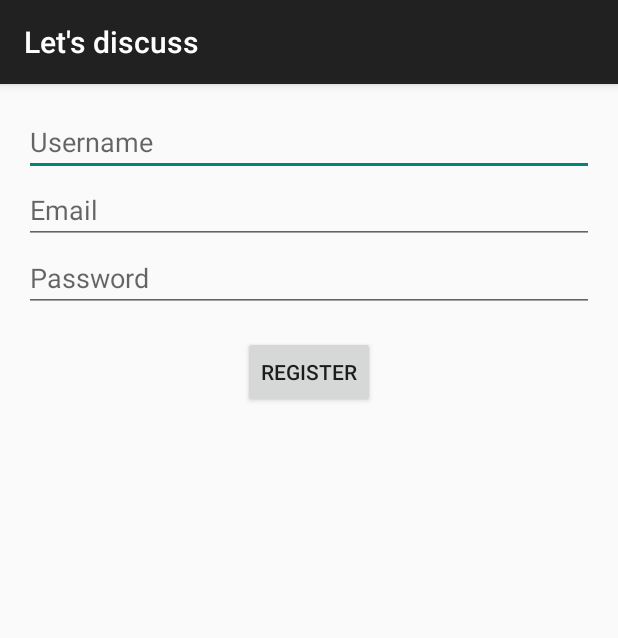
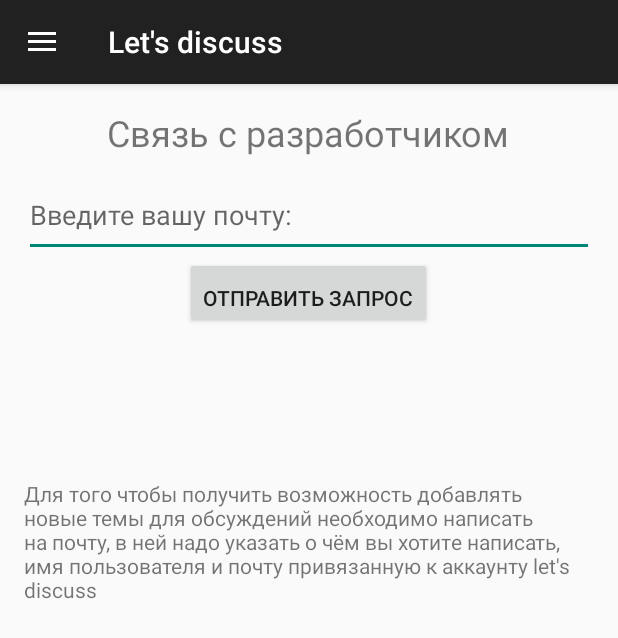
Before and after one commit to FemixGH/CoursePaper, an Android app: the screen it shows after launch (MainActivity), in the side drawer, after a tap on "Связаться с разработчиком", on a phone screen of 412 x 824 dp. Shown: the top 638 px of the screen. Run offline under Robolectric (Android 15) with nearby library versions, the phone set to English and light mode, and no system bars; our stand-ins replace Firebase (no records; nobody signed in at launch, a user with empty details on screens opened directly).

Commit message:
Создан фрагмент для связи с разработчиком

```diff
--- /dev/null
+++ b/app/src/main/java/com/example/coursepaper/ContactFragment.java
@@ -0,0 +1,57 @@
+package com.example.coursepaper;
+
+import android.content.Intent;
+import android.net.Uri;
+import android.os.Bundle;
+import android.view.LayoutInflater;
+import android.view.View;
+import android.view.ViewGroup;
+
+import androidx.appcompat.app.AppCompatActivity;
+import androidx.fragment.app.Fragment;
+
+import com.example.coursepaper.databinding.ContactFragmentBinding;
+
+
+public class ContactFragment extends Fragment {
+
+    private ContactFragmentBinding binding;
+    @Override
+    public View onCreateView(LayoutInflater inflater, ViewGroup container,
+                             Bundle savedInstanceState) {
+        // Inflate the layout for this fragment
+        binding = ContactFragmentBinding.inflate(inflater, container, false);
+        View view = binding.getRoot();
+
+        // Set onClickListener for the send button
+        binding.sendButton.setOnClickListener(v -> {
+            // Get the email input by the user
+            String email = binding.emailInput.getText().toString();
+
+            // Check if the email is not empty
+            if (!email.isEmpty()) {
+                // Create the intent with the email address
+                Intent emailIntent = new Intent(Intent.ACTION_SENDTO, Uri.fromParts(
+                        "mailto", "feddim001@gmail.com", null));
+                // Add the user's email as the subject
+                emailIntent.putExtra(Intent.EXTRA_SUBJECT, "From: " + email);
+
+                // Start the email intent
+                startActivity(emailIntent);
+            }
+        });
+
+        return view;
+    }
+
+    public void onResume() {
+        super.onResume();
+        ((AppCompatActivity) getActivity()).getSupportActionBar().setDisplayHomeAsUpEnabled(true);
+    }
+
+    @Override
+    public void onPause() {
+        super.onPause();
+        ((AppCompatActivity) getActivity()).getSupportActionBar().setDisplayHomeAsUpEnabled(false);
+    }
+}
--- a/app/src/main/java/com/example/coursepaper/MainActivity.java
+++ b/app/src/main/java/com/example/coursepaper/MainActivity.java
@@ -92,7 +92,7 @@ public class MainActivity extends AppCompatActivity {
                 if (id == R.id.home) {
                     replaceFragment(new MainFragment());
                 } else if (id == R.id.contact) {
-                    Toast.makeText(MainActivity.this, "Скоро здесь будут контакты", Toast.LENGTH_SHORT).show();
+                    replaceFragment(new ContactFragment());
                 } else if (id == R.id.settings) {
                     replaceFragment(new SettingsFragment());
                 } else if (id == R.id.exit){
--- a/app/src/main/java/com/example/coursepaper/RegistrationFragment.java
+++ b/app/src/main/java/com/example/coursepaper/RegistrationFragment.java
@@ -66,7 +66,7 @@ public class RegistrationFragment extends Fragment {
 
 
 
-        return view;
+        return binding.getRoot();
     }
 
 
--- /dev/null
+++ b/app/src/main/res/layout/contact_fragment.xml
@@ -0,0 +1,42 @@
+<?xml version="1.0" encoding="utf-8"?>
+<LinearLayout xmlns:android="http://schemas.android.com/apk/res/android"
+    android:orientation="vertical"
+    android:layout_width="match_parent"
+    android:layout_height="match_parent"
+    android:padding="16dp">
+
+    <TextView
+        android:id="@+id/contact_text"
+        android:layout_width="wrap_content"
+        android:layout_height="wrap_content"
+        android:text="Связь с разработчиком"
+        android:textSize="24sp"
+        android:layout_gravity="center_horizontal"
+        android:paddingBottom="16dp"/>
+
+
+
+    <EditText
+        android:id="@+id/email_input"
+        android:layout_width="match_parent"
+        android:layout_height="wrap_content"
+        android:inputType="textEmailAddress"
+        android:hint="Введите вашу почту: "
+        android:paddingBottom="16dp"/>
+
+    <Button
+        android:id="@+id/send_button"
+        android:layout_width="wrap_content"
+        android:layout_height="wrap_content"
+        android:text="Отправить запрос"
+        android:layout_gravity="center_horizontal"
+        android:paddingTop="16dp"/>
+    <TextView
+        android:layout_width="wrap_content"
+        android:layout_height="wrap_content"
+        android:text="@string/about_sending"
+        android:layout_gravity="center"
+        android:paddingTop="100dp"
+        />
+
+</LinearLayout>
--- a/app/src/main/res/values/strings.xml
+++ b/app/src/main/res/values/strings.xml
@@ -10,5 +10,6 @@
     <string name="navigation_drawer_open">Open navigation drawer</string>
     <string name="navigation_drawer_close">Close navigation drawer</string>
     <string name="story">Это приложение было разработано в рамках курсовой работы по дисциплине "Разработка мобильных приложений". Это приложение представляет собой приложение для текстовых дебатов</string>
+    <string name="about_sending">Для того чтобы получить возможность добавлять новые темы для обсуждений необходимо написать на почту, в ней надо указать о чём вы хотите написать, имя пользователя и почту привязанную к аккаунту let\'s discuss</string>
 
 </resources>
```
